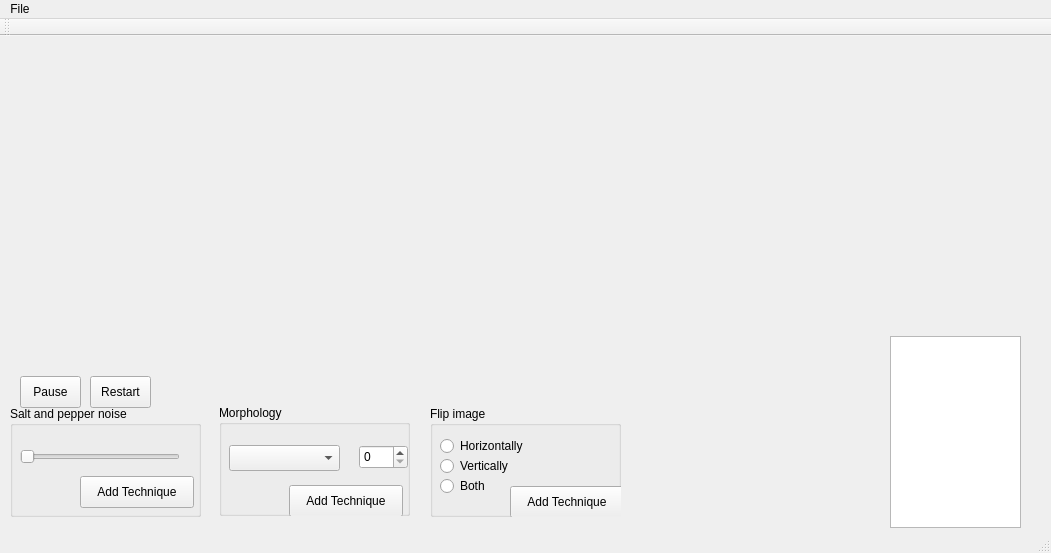
Before: the Qt Designer form imago.ui in Devesh99/Imago, drawn with Qt 5.
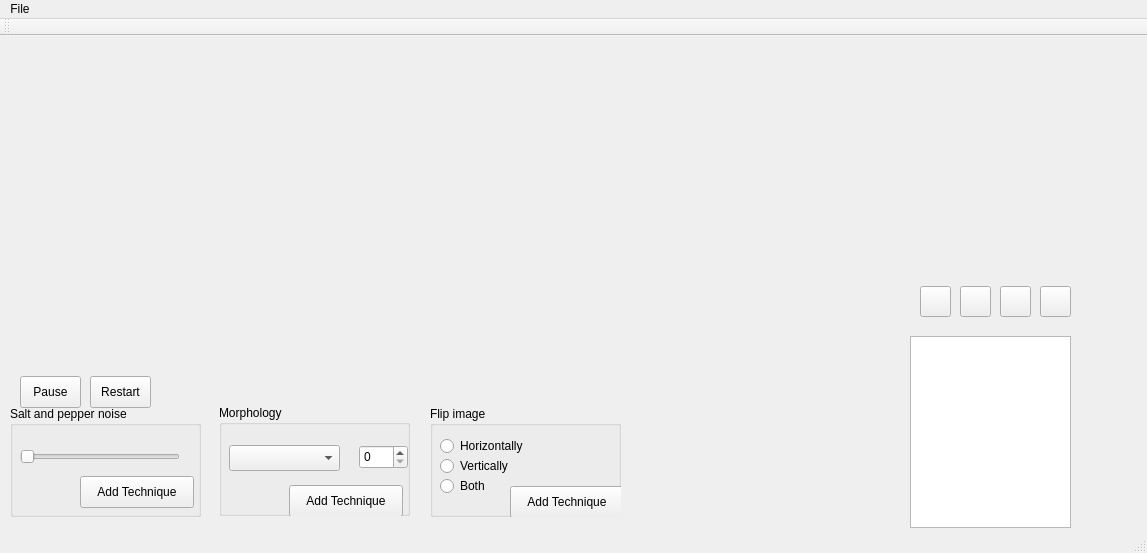
After: the same form once the commit is applied.

Commit message: tenth commit - icons, refresh process flow

Diff of the .ui file:
```diff
--- a/imago.ui
+++ b/imago.ui
@@ -6,7 +6,7 @@
    <rect>
     <x>0</x>
     <y>0</y>
-    <width>1051</width>
+    <width>1147</width>
     <height>553</height>
    </rect>
   </property>
@@ -43,9 +43,9 @@
    <widget class="QListWidget" name="techniquesListWidget">
     <property name="geometry">
      <rect>
-      <x>890</x>
+      <x>910</x>
       <y>300</y>
-      <width>131</width>
+      <width>161</width>
       <height>192</height>
      </rect>
     </property>
@@ -226,13 +226,65 @@
      </property>
     </widget>
    </widget>
+   <widget class="QPushButton" name="moveProcessUp">
+    <property name="geometry">
+     <rect>
+      <x>1000</x>
+      <y>250</y>
+      <width>31</width>
+      <height>31</height>
+     </rect>
+    </property>
+    <property name="text">
+     <string/>
+    </property>
+   </widget>
+   <widget class="QPushButton" name="moveProcessDown">
+    <property name="geometry">
+     <rect>
+      <x>1040</x>
+      <y>250</y>
+      <width>31</width>
+      <height>31</height>
+     </rect>
+    </property>
+    <property name="text">
+     <string/>
+    </property>
+   </widget>
+   <widget class="QPushButton" name="removeProcess">
+    <property name="geometry">
+     <rect>
+      <x>960</x>
+      <y>250</y>
+      <width>31</width>
+      <height>31</height>
+     </rect>
+    </property>
+    <property name="text">
+     <string/>
+    </property>
+   </widget>
+   <widget class="QPushButton" name="refreshProcess">
+    <property name="geometry">
+     <rect>
+      <x>920</x>
+      <y>250</y>
+      <width>31</width>
+      <height>31</height>
+     </rect>
+    </property>
+    <property name="text">
+     <string/>
+    </property>
+   </widget>
   </widget>
   <widget class="QMenuBar" name="menuBar">
    <property name="geometry">
     <rect>
      <x>0</x>
      <y>0</y>
-     <width>1051</width>
+     <width>1147</width>
      <height>22</height>
     </rect>
    </property>
```
The commit also changes 7 other files.
